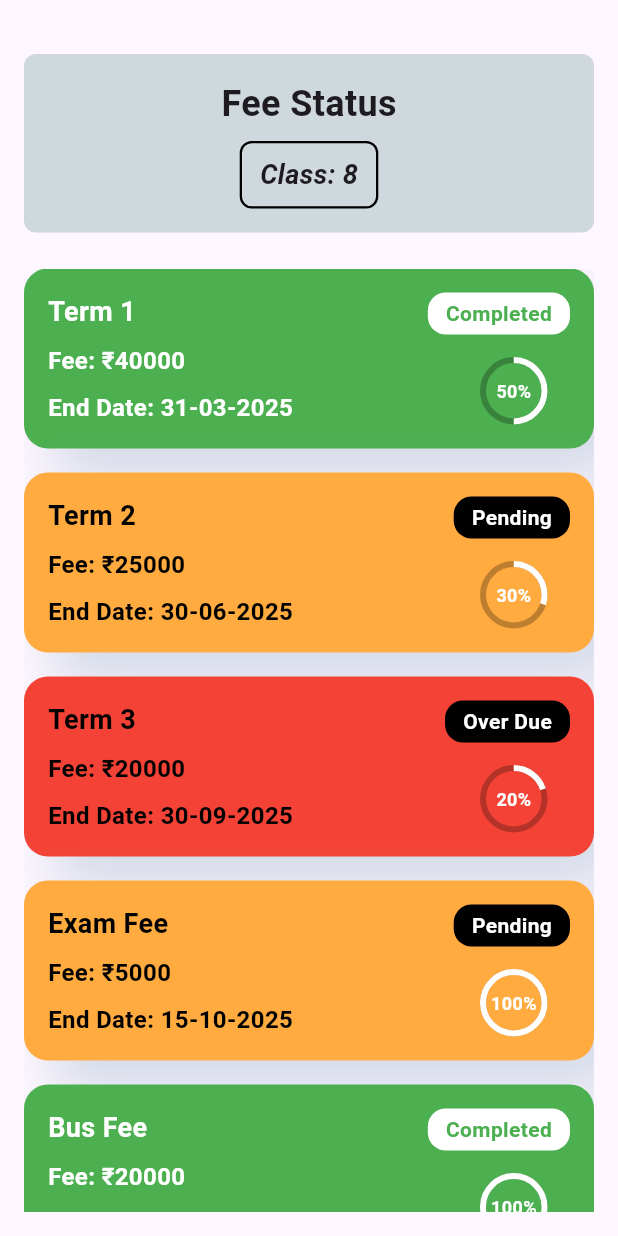
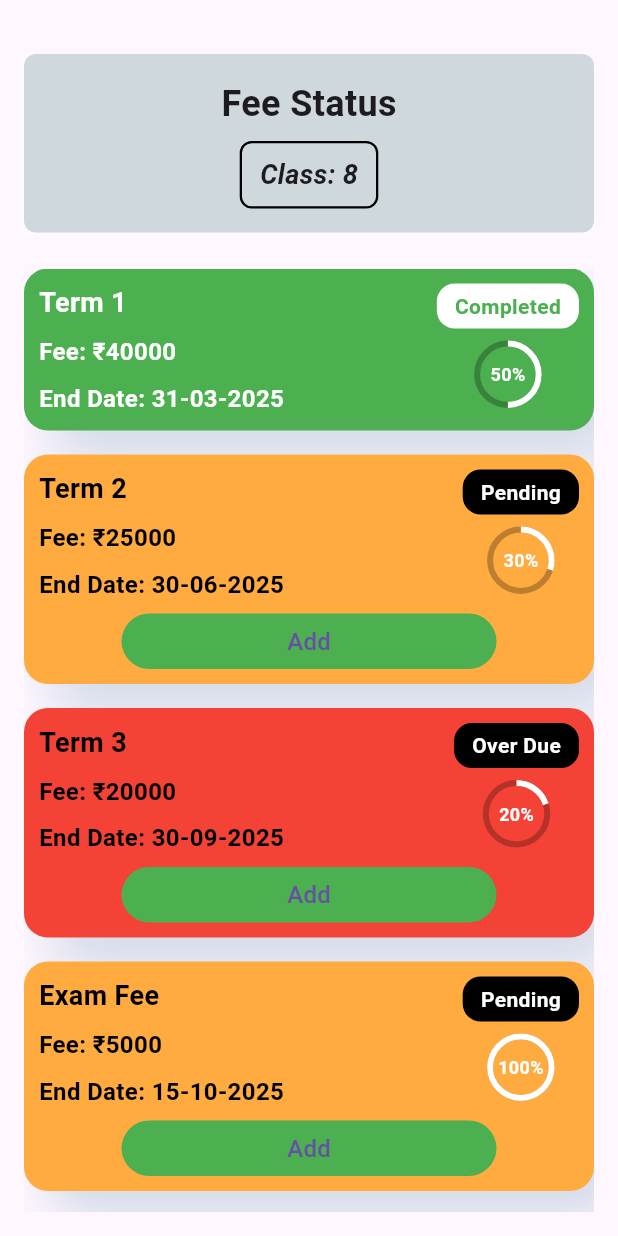
Before and after one commit to prabhas-kenche/school_see_fee_status, a Flutter app: the screen it shows after launch, on a phone screen of 412 x 824 dp. Run offline on Flutter 3.47's test engine with Material 3 defaults, Android fonts, the phone set to English and light mode, and no system bars; drawn by our look-alikes of percent_indicator.

Commit message:
Updated fee_status.dart with UI enhancements and functionality improvements

```diff
--- a/lib/fee_status.dart
+++ b/lib/fee_status.dart
@@ -11,12 +11,12 @@ class FeeStatusPage extends StatelessWidget {
         child: Column(
           crossAxisAlignment: CrossAxisAlignment.center,
           children: [
-            SizedBox(height: 20), // Move container slightly down
+            SizedBox(height: 20),
             Container(
-              width: double.infinity, // Full width container
-              padding: EdgeInsets.symmetric(vertical: 16), // Vertical padding
+              width: double.infinity,
+              padding: EdgeInsets.symmetric(vertical: 16),
               decoration: BoxDecoration(
-                color: Colors.blueGrey[100], // Background color
+                color: Colors.blueGrey[100],
                 borderRadius: BorderRadius.circular(8),
               ),
               child: Column(
@@ -91,15 +91,14 @@ class FeeStatusPage extends StatelessWidget {
                     width: 100,
                     child: ElevatedButton(
                       onPressed: () {
-                        // Navigate to PaymentPage when "Proceed to Pay" is clicked
                         Navigator.push(
                           context,
                           MaterialPageRoute(
                             builder: (context) => PaymentPage(
-                              term: 'All Terms',  // You can adjust this dynamically as needed
-                              fee: 50000,      // Adjust the fee dynamically
-                              endDate: '30-06-2025',  // Adjust the end date dynamically
-                              status: 'Pending', // Adjust the status dynamically
+                              term: 'All Terms',
+                              fee: 50000,
+                              endDate: '30-06-2025',
+                              status: 'Pending',
                             ),
                           ),
                         );
@@ -109,7 +108,7 @@ class FeeStatusPage extends StatelessWidget {
                         backgroundColor: Colors.blueGrey,
                       ),
                       child: Text(
-                        'Proceed to Pay',
+                        'Continue',
                         style: TextStyle(
                           fontSize: 18,
                           fontWeight: FontWeight.bold,
@@ -119,7 +118,6 @@ class FeeStatusPage extends StatelessWidget {
                       ),
                     ),
                   )
-
                 ],
               ),
             ),
@@ -130,7 +128,7 @@ class FeeStatusPage extends StatelessWidget {
   }
 }
 
-class FeeCard extends StatelessWidget {
+class FeeCard extends StatefulWidget {
   final String term;
   final int fee;
   final double percentagePaid;
@@ -145,8 +143,21 @@ class FeeCard extends StatelessWidget {
     required this.status,
   });
 
+  @override
+  _FeeCardState createState() => _FeeCardState();
+}
+
+class _FeeCardState extends State<FeeCard> {
+  bool isSelected = false;
+
+  void toggleSelection() {
+    setState(() {
+      isSelected = !isSelected;
+    });
+  }
+
   Color _getBackgroundColor() {
-    switch (status) {
+    switch (widget.status) {
       case 'Pending':
         return Colors.orangeAccent;
       case 'Completed':
@@ -159,12 +170,12 @@ class FeeCard extends StatelessWidget {
   }
 
   Color _getTextColor() {
-    return status == 'Completed' ? Colors.white : Colors.black;
+    return widget.status == 'Completed' ? Colors.white : Colors.black;
   }
 
   @override
   Widget build(BuildContext context) {
-    bool isClickable = status != 'Completed'; // Only clickable if not "Completed"
+    bool isClickable = widget.status != 'Completed';
 
     return GestureDetector(
       onTap: isClickable
@@ -173,15 +184,15 @@ class FeeCard extends StatelessWidget {
           context,
           MaterialPageRoute(
             builder: (context) => PaymentPage(
-              term: term,
-              fee: fee,
-              endDate: endDate,
-              status: status,
+              term: widget.term,
+              fee: widget.fee,
+              endDate: widget.endDate,
+              status: widget.status,
             ),
           ),
         );
       }
-          : null, // No action if "Completed"
+          : null,
       child: Card(
         shape: RoundedRectangleBorder(
           borderRadius: BorderRadius.circular(16),
@@ -201,8 +212,8 @@ class FeeCard extends StatelessWidget {
             ],
           ),
           child: Padding(
-            padding: const EdgeInsets.all(16.0),
-            child: Stack(
+            padding: const EdgeInsets.all(10.0),
+            child: Column(
               children: [
                 Row(
                   mainAxisAlignment: MainAxisAlignment.spaceBetween,
@@ -212,7 +223,7 @@ class FeeCard extends StatelessWidget {
                       crossAxisAlignment: CrossAxisAlignment.start,
                       children: [
                         Text(
-                          term,
+                          widget.term,
                           style: TextStyle(
                             fontSize: 18,
                             fontWeight: FontWeight.bold,
@@ -221,7 +232,7 @@ class FeeCard extends StatelessWidget {
                         ),
                         SizedBox(height: 8),
                         Text(
-                          'Fee: ₹$fee',
+                          'Fee: ₹${widget.fee}',
                           style: TextStyle(
                             fontSize: 16,
                             color: _getTextColor(),
@@ -230,7 +241,7 @@ class FeeCard extends StatelessWidget {
                         ),
                         SizedBox(height: 8),
                         Text(
-                          'End Date: $endDate',
+                          'End Date: ${widget.endDate}',
                           style: TextStyle(
                             fontSize: 16,
                             color: _getTextColor(),
@@ -239,31 +250,31 @@ class FeeCard extends StatelessWidget {
                         ),
                       ],
                     ),
+                    // Status Badge and Percentage Indicator
+                    Column(
+                      crossAxisAlignment: CrossAxisAlignment.center,
+                      children: [
                         Container(
-                      padding: EdgeInsets.symmetric(horizontal: 12, vertical: 4),
+                          padding: EdgeInsets.symmetric(horizontal: 12, vertical: 5),
                           decoration: BoxDecoration(
-                        color: status == 'Completed' ? Colors.white : Colors.black,
+                            color: widget.status == 'Completed' ? Colors.white : Colors.black,
                             borderRadius: BorderRadius.circular(12),
                           ),
                           child: Text(
-                        status,
+                            widget.status,
                             style: TextStyle(
-                          color: status == 'Completed' ? Colors.green : Colors.white,
+                              color: widget.status == 'Completed' ? Colors.green : Colors.white,
                               fontWeight: FontWeight.bold,
                             ),
                           ),
                         ),
-                  ],
-                ),
-                Positioned(
-                  bottom: 0,
-                  right: 15,
-                  child: CircularPercentIndicator(
+                        SizedBox(height: 8),
+                        CircularPercentIndicator(
                           radius: 22.5,
                           lineWidth: 4.0,
-                    percent: percentagePaid,
+                          percent: widget.percentagePaid,
                           center: Text(
-                      '${(percentagePaid * 100).toInt()}%',
+                            '${(widget.percentagePaid * 100).toInt()}%',
                             style: TextStyle(
                               fontWeight: FontWeight.bold,
                               fontSize: 12,
@@ -272,6 +283,36 @@ class FeeCard extends StatelessWidget {
                           ),
                           progressColor: Colors.white,
                           backgroundColor: Colors.black26,
+                        ),
+                      ],
+                    ),
+                  ],
+                ),
+                // Add/Remove button
+                // Add/Remove button
+                if (widget.status == 'Pending' || widget.status == 'Over Due')
+                  Padding(
+                    padding: const EdgeInsets.only(top: 8.0),
+                    child: Column(
+                      mainAxisAlignment: MainAxisAlignment.end,
+                      children: [
+                        SizedBox(
+                          width: 250,
+                          height: 37,
+                          child: ElevatedButton(
+                          onPressed: toggleSelection,
+                          style: ElevatedButton.styleFrom(
+                            backgroundColor:
+                              isSelected ? Colors.white : Colors.green,
+                            padding: EdgeInsets.zero,elevation: 0, // Add some vertical padding
+                          ),
+                          child: Text(
+                            isSelected ? 'Remove' : 'Add',
+                            style: TextStyle(fontSize: 16), // Adjust text size if needed
+                        ),
+                      ),
+                    ),
+                    ]
                   ),
                 ),
               ],
```
Lines whose indentation alone changed are shown as unchanged.
